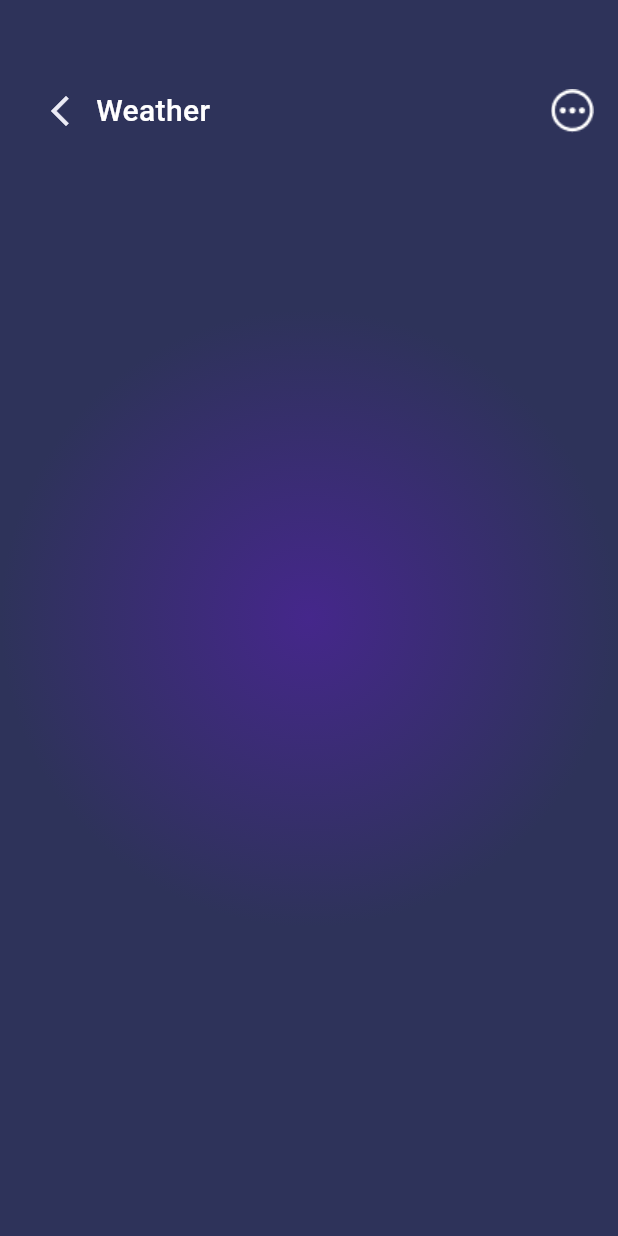
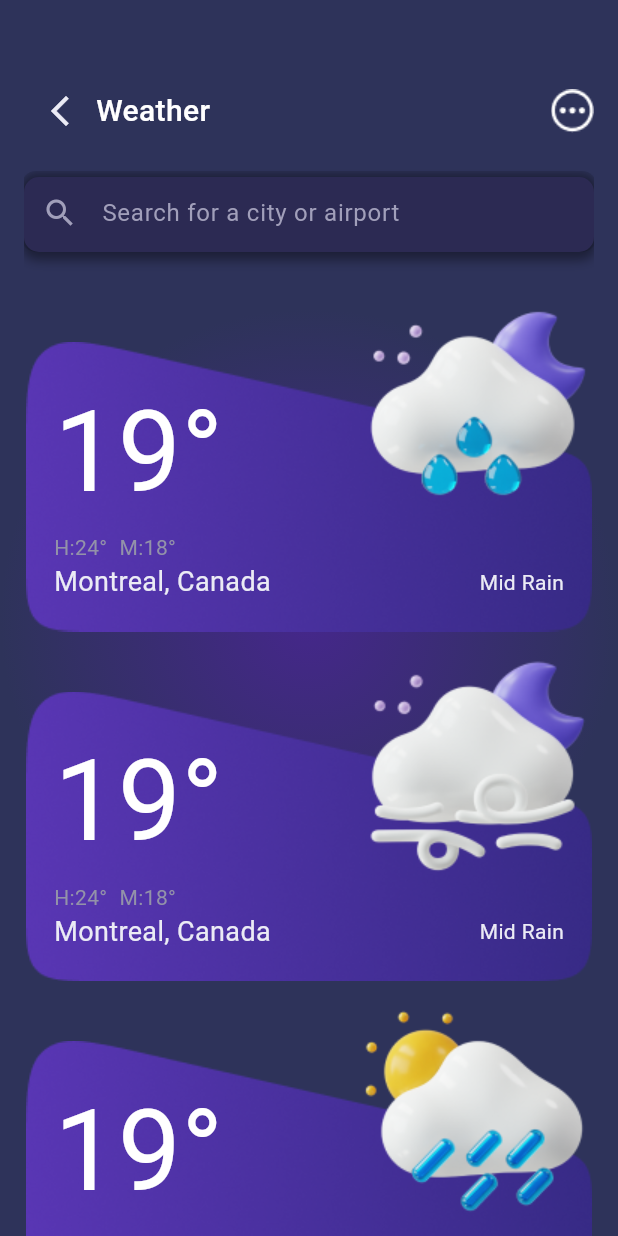
Before and after one commit to As-tra/Flutter_UI, a Flutter app: the SearchView screen opened directly, on a phone screen of 412 x 824 dp. Run offline on Flutter 3.47's test engine with Material 3 defaults, Android fonts, the phone set to English and light mode, and no system bars; our stand-ins replace device_preview, flutter_bloc, flutter_svg.

Commit message:
add the weather card list view

```diff
--- a/lib/utils/assets.dart
+++ b/lib/utils/assets.dart
@@ -1,6 +1,26 @@
 // ignore_for_file: prefer_single_quotes
 class Assets {
   Assets._();
+
+  /// Assets for icons1
+  /// assets/icons/1.png
+  static const String icons1 = "assets/icons/1.png";
+
+  /// Assets for icons2
+  /// assets/icons/2.png
+  static const String icons2 = "assets/icons/2.png";
+
+  /// Assets for icons3
+  /// assets/icons/3.png
+  static const String icons3 = "assets/icons/3.png";
+
+  /// Assets for icons4
+  /// assets/icons/4.png
+  static const String icons4 = "assets/icons/4.png";
+
+  /// Assets for icons5
+  /// assets/icons/5.png
+  static const String icons5 = "assets/icons/5.png";
 
   /// Assets for iconsMoonCloudFastWind
   /// assets/icons/MoonCloudFastWind.png
@@ -66,6 +86,10 @@ class Assets {
   /// assets/images/newBottomSheetBg.png
   static const String imagesNewBottomSheetBg = "assets/images/newBottomSheetBg.png";
 
+  /// Assets for imagesRectangle
+  /// assets/images/Rectangle.png
+  static const String imagesRectangle = "assets/images/Rectangle.png";
+
   /// Assets for imagesSunrise
   /// assets/images/sunrise.png
   static const String imagesSunrise = "assets/images/sunrise.png";
--- a/lib/utils/styles.dart
+++ b/lib/utils/styles.dart
@@ -4,6 +4,10 @@ import 'package:weather_app/constants.dart';
 abstract class Styles {
   static const TextStyle textStyleRegular34 = TextStyle(
     fontSize: 34,
+    color: kPrimaryColor,
+  );
+  static const TextStyle textStyleRegular75 = TextStyle(
+    fontSize: 75,
     color: kPrimaryColor,
   );
 
@@ -19,7 +23,6 @@ abstract class Styles {
     color: kPrimaryColor,
   );
 
-
   static const TextStyle textStyleSemiBold14 = TextStyle(
     fontSize: 14,
     fontWeight: FontWeight.w600,
@@ -30,9 +33,14 @@ abstract class Styles {
     fontWeight: FontWeight.w600,
     color: kPrimaryColor,
   );
+
   static const TextStyle textStyleRegular14 = TextStyle(
     fontSize: 14,
     color: kGrey1,
+  );
+   static const TextStyle textStyleRegular16 = TextStyle(
+    fontSize: 16,
+    color: kPrimaryColor,
   );
   static const TextStyle textStyleMedium18 = TextStyle(
     fontSize: 18,
--- /dev/null
+++ b/lib/widgets/custom_search_bar.dart
@@ -0,0 +1,55 @@
+import 'package:flutter/material.dart';
+
+class CustomSearchBar extends StatelessWidget {
+  const CustomSearchBar({super.key});
+
+  @override
+  Widget build(BuildContext context) {
+    return Container(
+      height: 50,
+      decoration: BoxDecoration(
+        borderRadius: BorderRadius.circular(10),
+        color: const Color(0xff2C2A53),
+        boxShadow: [
+          // Outer shadow to give the effect of depth
+          BoxShadow(
+            color: Colors.black.withOpacity(0.4),
+            offset: const Offset(0, 4),
+            blurRadius: 6,
+            spreadRadius: 1,
+          ),
+          // Inner shadow to simulate the hole
+          BoxShadow(
+            color: Colors.black.withOpacity(0.25),
+            offset: const Offset(0, -2),
+            blurRadius: 4,
+            spreadRadius: 2,
+            blurStyle: BlurStyle.inner,
+          ),
+        ],
+      ),
+      child: ClipRRect(
+        borderRadius: BorderRadius.circular(10),
+        child: const TextField(
+          style: TextStyle(
+            color: Colors.white,
+          ),
+          decoration: InputDecoration(
+            contentPadding: EdgeInsets.symmetric(horizontal: 10),
+            border: OutlineInputBorder(
+              borderSide: BorderSide.none,
+            ),
+            hintText: "Search for a city or airport",
+            prefixIcon: Icon(
+              Icons.search,
+              color: Color(0xffA19FBA),
+            ),
+            hintStyle: TextStyle(
+              color: Color(0xffA19FBA),
+            ),
+          ),
+        ),
+      ),
+    );
+  }
+}
--- a/lib/widgets/search_view_body.dart
+++ b/lib/widgets/search_view_body.dart
@@ -1,6 +1,8 @@
 import 'package:flutter/material.dart';
 import 'package:weather_app/constants.dart';
+import 'package:weather_app/widgets/custom_search_bar.dart';
 import 'package:weather_app/widgets/search_app_bar.dart';
+import 'package:weather_app/widgets/weather_card_list.dart';
 
 class SearchViewBody extends StatelessWidget {
   const SearchViewBody({super.key});
@@ -12,10 +14,21 @@ class SearchViewBody extends StatelessWidget {
       decoration: const BoxDecoration(
         gradient: kGradient,
       ),
-      child: const Column(
-        children: [
-          SizedBox(height: 50),
-          SearchAppBar(),
+      child: const CustomScrollView(
+        physics: BouncingScrollPhysics(),
+        slivers: [
+          SliverToBoxAdapter(
+            child: Column(
+              children: [
+                SizedBox(height: 50),
+                SearchAppBar(),
+                SizedBox(height: 20),
+                CustomSearchBar(),
+                SizedBox(height: 40),
+              ],
+            ),
+          ),
+          WeatherCardList(),
         ],
       ),
     );
--- /dev/null
+++ b/lib/widgets/weather_card_item.dart
@@ -0,0 +1,29 @@
+import 'package:flutter/material.dart';
+import 'package:weather_app/utils/assets.dart';
+import 'package:weather_app/widgets/weather_card_item_info.dart';
+
+class WeatherCardItem extends StatelessWidget {
+  const WeatherCardItem({super.key, required this.weatherImage});
+  final String weatherImage;
+
+  @override
+  Widget build(BuildContext context) {
+    return Stack(
+      clipBehavior: Clip.none,
+      children: [
+        Positioned.fill(
+          child: Image.asset(
+            Assets.imagesRectangle,
+            fit: BoxFit.contain,
+          ),
+        ),
+        const WeatherCardItemInfo(),
+        Positioned(
+          top: -30,
+          right: 0,
+          child: Image.asset(weatherImage),
+        ),
+      ],
+    );
+  }
+}
--- /dev/null
+++ b/lib/widgets/weather_card_item_info.dart
@@ -0,0 +1,60 @@
+import 'package:flutter/material.dart';
+import 'package:weather_app/constants.dart';
+import 'package:weather_app/utils/styles.dart';
+
+class WeatherCardItemInfo extends StatelessWidget {
+  const WeatherCardItemInfo({
+    super.key,
+  });
+
+  @override
+  Widget build(BuildContext context) {
+    return Padding(
+      padding: const EdgeInsets.all(20),
+      child: Column(
+        crossAxisAlignment: CrossAxisAlignment.start,
+        children: [
+          const Text(
+            "19°",
+            style: Styles.textStyleRegular75,
+          ),
+          Row(
+            mainAxisSize: MainAxisSize.min,
+            children: [
+              Text(
+                "H:24°",
+                style: Styles.textStyleRegular14.copyWith(
+                  color: kGrey2,
+                ),
+              ),
+              const SizedBox(width: 8),
+              Text(
+                "M:18°",
+                style: Styles.textStyleRegular14.copyWith(
+                  color: kGrey2,
+                ),
+              ),
+            ],
+          ),
+          Row(
+            mainAxisAlignment: MainAxisAlignment.spaceBetween,
+            children: [
+              Text(
+                "Montreal, Canada",
+                style: Styles.textStyleMedium18.copyWith(
+                  fontWeight: FontWeight.normal,
+                  color: kGrey1,
+                ),
+              ),
+              const SizedBox(width: 8),
+              const Text(
+                "Mid Rain",
+                style: Styles.textStyleRegular14,
+              ),
+            ],
+          ),
+        ],
+      ),
+    );
+  }
+}
--- /dev/null
+++ b/lib/widgets/weather_card_list.dart
@@ -0,0 +1,31 @@
+import 'package:flutter/material.dart';
+import 'package:weather_app/utils/assets.dart';
+import 'package:weather_app/widgets/weather_card_item.dart';
+
+class WeatherCardList extends StatelessWidget {
+  const WeatherCardList({super.key});
+
+  static List items = [
+    Assets.icons2,
+    Assets.icons1,
+    Assets.icons3,
+    Assets.icons3,
+    Assets.icons4,
+    Assets.icons5,
+  ];
+
+  @override
+  Widget build(BuildContext context) {
+    return SliverList.builder(
+      itemCount: items.length,
+      itemBuilder: (context, index) {
+        return Padding(
+          padding: const EdgeInsets.symmetric(vertical: 20.0),
+          child: WeatherCardItem(
+            weatherImage: items[index],
+          ),
+        );
+      },
+    );
+  }
+}
```
Also changed, not shown: assets/icons/1.png (added), assets/icons/2.png (added), assets/icons/3.png (added), assets/icons/4.png (added), assets/icons/5.png (added), assets/images/Rectangle.png (added).
